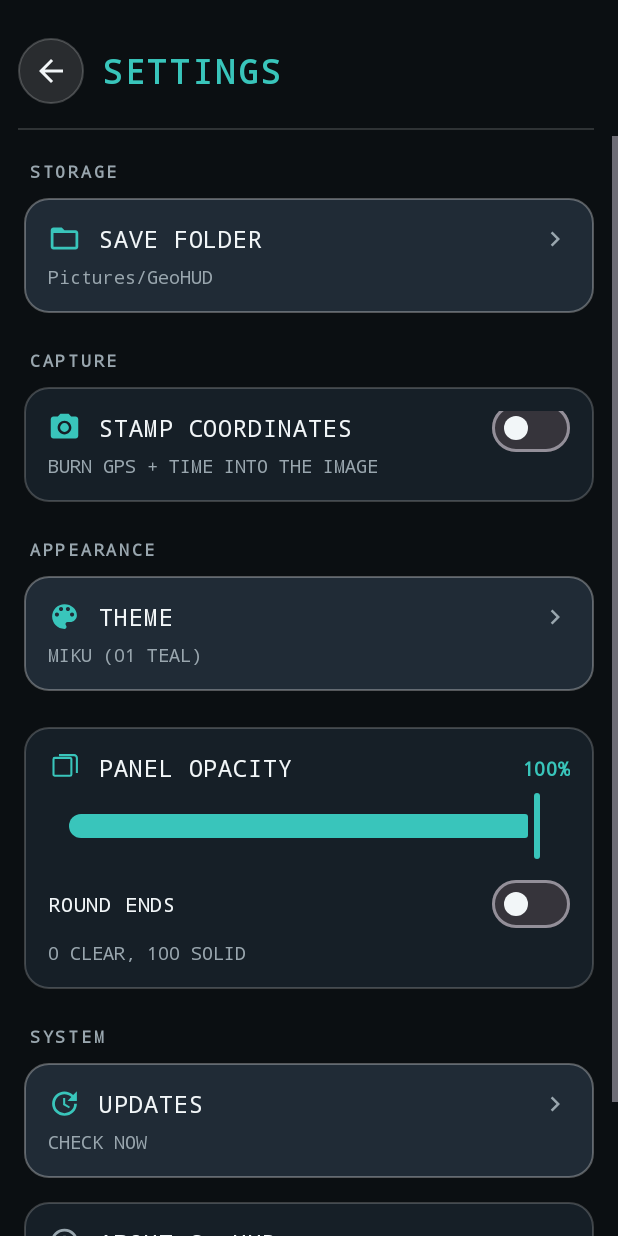
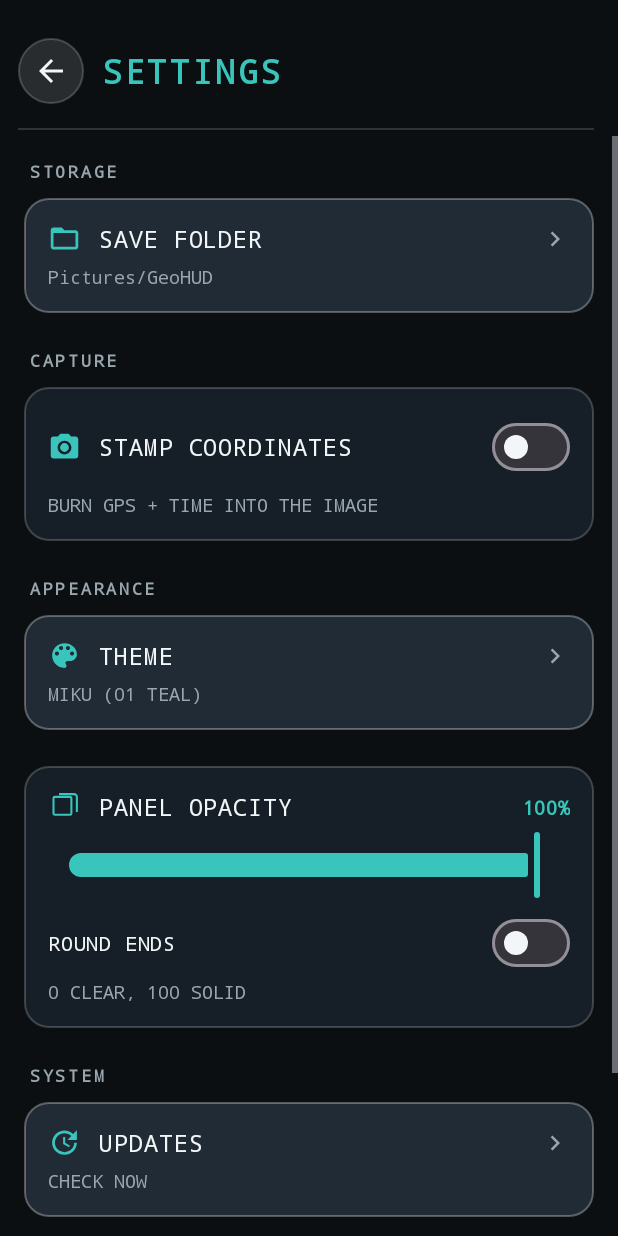
Before and after one commit to darkred1145/GeoHUD, an Android app: the SettingsActivity screen opened directly, with no data from a screen before it, on a phone screen of 412 x 824 dp. Run offline under Robolectric (Android 15) with nearby library versions, the phone set to English and light mode, and no system bars.

Commit message:
fix: keep the stamp toggle inside the settings card
Anchor the switch to the card row instead of centering it on the 22dp
icon, which pushed it into the padding and clipped its top edge.

```diff
--- a/app/src/main/res/layout/activity_settings.xml
+++ b/app/src/main/res/layout/activity_settings.xml
@@ -174,8 +174,9 @@
                     android:layout_height="22dp"
                     android:importantForAccessibility="no"
                     android:src="@drawable/ic_camera_lens"
+                    app:layout_constraintBottom_toBottomOf="@id/switchStamp"
                     app:layout_constraintStart_toStartOf="parent"
-                    app:layout_constraintTop_toTopOf="parent"
+                    app:layout_constraintTop_toTopOf="@id/switchStamp"
                     app:tint="?attr/colorPrimary" />
 
                 <TextView
@@ -188,19 +189,18 @@
                     android:text="@string/label_stamp_location"
                     android:textColor="?attr/colorOnSurface"
                     android:textSize="15sp"
-                    app:layout_constraintBottom_toBottomOf="@id/iconStamp"
+                    app:layout_constraintBottom_toBottomOf="@id/switchStamp"
                     app:layout_constraintEnd_toStartOf="@id/switchStamp"
                     app:layout_constraintStart_toEndOf="@id/iconStamp"
-                    app:layout_constraintTop_toTopOf="@id/iconStamp" />
+                    app:layout_constraintTop_toTopOf="@id/switchStamp" />
 
                 <com.google.android.material.materialswitch.MaterialSwitch
                     android:id="@+id/switchStamp"
                     android:layout_width="wrap_content"
                     android:layout_height="wrap_content"
                     android:contentDescription="@string/label_stamp_location"
-                    app:layout_constraintBottom_toBottomOf="@id/iconStamp"
                     app:layout_constraintEnd_toEndOf="parent"
-                    app:layout_constraintTop_toTopOf="@id/iconStamp"
+                    app:layout_constraintTop_toTopOf="parent"
                     app:thumbTint="?attr/colorOnSurface" />
 
                 <TextView
@@ -213,7 +213,7 @@
                     android:textSize="12sp"
                     app:layout_constraintEnd_toEndOf="parent"
                     app:layout_constraintStart_toStartOf="parent"
-                    app:layout_constraintTop_toBottomOf="@id/iconStamp" />
+                    app:layout_constraintTop_toBottomOf="@id/switchStamp" />
 
             </androidx.constraintlayout.widget.ConstraintLayout>
 
```
